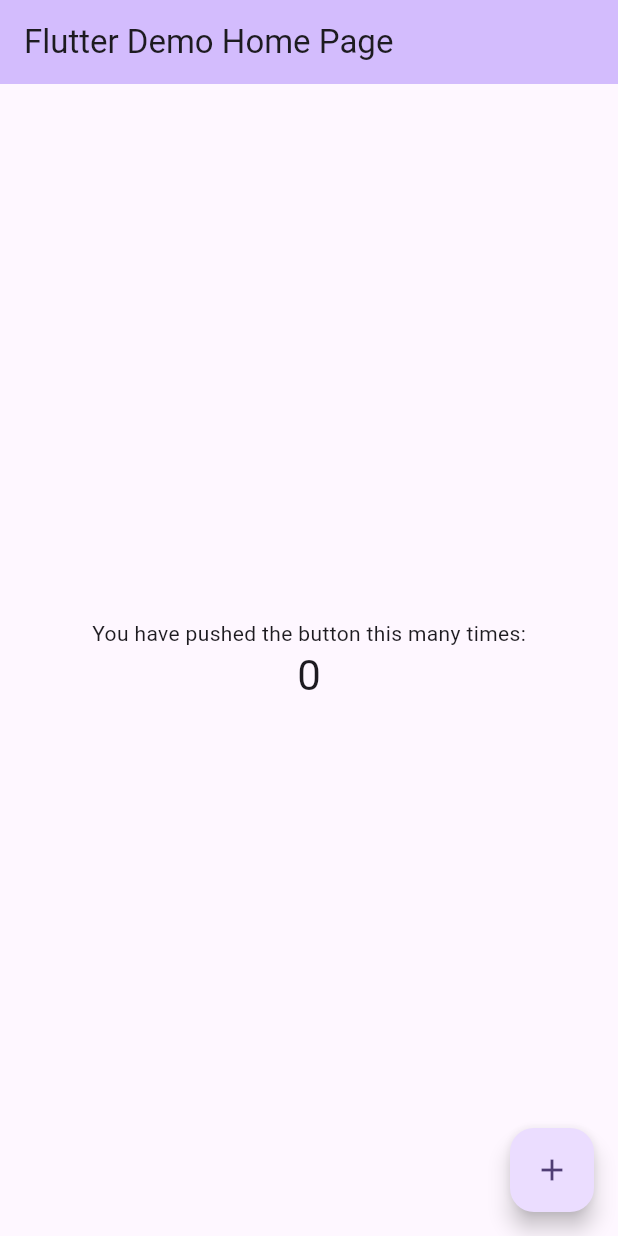
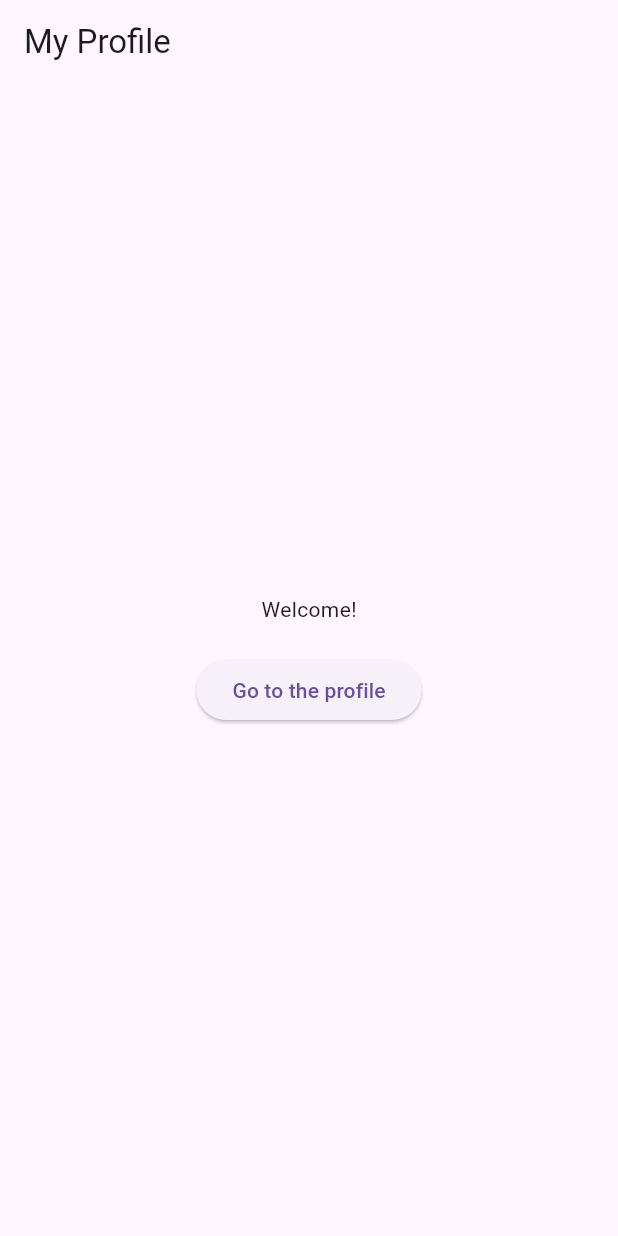
Before and after one commit to Spartakm67/flutter_home_work6, a Flutter app: the screen it shows after launch, on a phone screen of 412 x 824 dp. Run offline on Flutter 3.47's test engine with Material 3 defaults, Android fonts, the phone set to English and light mode, and no system bars.

Commit message:
Home screen added

```diff
--- a/lib/main.dart
+++ b/lib/main.dart
@@ -1,4 +1,7 @@
 import 'package:flutter/material.dart';
+import 'package:flutter_home_work6/screens/home_screen.dart';
+import 'package:flutter_home_work6/screens/profile_screen.dart';
+import 'package:flutter_home_work6/screens/contacts_screen.dart';
 
 void main() {
   runApp(const MyApp());
@@ -7,119 +10,19 @@
 class MyApp extends StatelessWidget {
   const MyApp({super.key});
 
-  // This widget is the root of your application.
   @override
   Widget build(BuildContext context) {
     return MaterialApp(
-      title: 'Flutter Demo',
-      theme: ThemeData(
-        // This is the theme of your application.
-        //
-        // TRY THIS: Try running your application with "flutter run". You'll see
-        // the application has a purple toolbar. Then, without quitting the app,
-        // try changing the seedColor in the colorScheme below to Colors.green
-        // and then invoke "hot reload" (save your changes or press the "hot
-        // reload" button in a Flutter-supported IDE, or press "r" if you used
-        // the command line to start the app).
-        //
-        // Notice that the counter didn't reset back to zero; the application
-        // state is not lost during the reload. To reset the state, use hot
-        // restart instead.
-        //
-        // This works for code too, not just values: Most code changes can be
-        // tested with just a hot reload.
-        colorScheme: ColorScheme.fromSeed(seedColor: Colors.deepPurple),
+      title: 'My Home Work6',
+      theme: ThemeData(primarySwatch: Colors.indigo,
         useMaterial3: true,
       ),
-      home: const MyHomePage(title: 'Flutter Demo Home Page'),
+      initialRoute: '/',
+      routes: {
+        '/': (context) => const HomeScreen(),
+        // '/profile': (context) => const ProfileScreen(),
+        // '/contacts': (context) => const ContactsScreen(),
+      }
     );
   }
 }
-
-class MyHomePage extends StatefulWidget {
-  const MyHomePage({super.key, required this.title});
-
-  // This widget is the home page of your application. It is stateful, meaning
-  // that it has a State object (defined below) that contains fields that affect
-  // how it looks.
-
-  // This class is the configuration for the state. It holds the values (in this
-  // case the title) provided by the parent (in this case the App widget) and
-  // used by the build method of the State. Fields in a Widget subclass are
-  // always marked "final".
-
-  final String title;
-
-  @override
-  State<MyHomePage> createState() => _MyHomePageState();
-}
-
-class _MyHomePageState extends State<MyHomePage> {
-  int _counter = 0;
-
-  void _incrementCounter() {
-    setState(() {
-      // This call to setState tells the Flutter framework that something has
-      // changed in this State, which causes it to rerun the build method below
-      // so that the display can reflect the updated values. If we changed
-      // _counter without calling setState(), then the build method would not be
-      // called again, and so nothing would appear to happen.
-      _counter++;
-    });
-  }
-
-  @override
-  Widget build(BuildContext context) {
-    // This method is rerun every time setState is called, for instance as done
-    // by the _incrementCounter method above.
-    //
-    // The Flutter framework has been optimized to make rerunning build methods
-    // fast, so that you can just rebuild anything that needs updating rather
-    // than having to individually change instances of widgets.
-    return Scaffold(
-      appBar: AppBar(
-        // TRY THIS: Try changing the color here to a specific color (to
-        // Colors.amber, perhaps?) and trigger a hot reload to see the AppBar
-        // change color while the other colors stay the same.
-        backgroundColor: Theme.of(context).colorScheme.inversePrimary,
-        // Here we take the value from the MyHomePage object that was created by
-        // the App.build method, and use it to set our appbar title.
-        title: Text(widget.title),
-      ),
-      body: Center(
-        // Center is a layout widget. It takes a single child and positions it
-        // in the middle of the parent.
-        child: Column(
-          // Column is also a layout widget. It takes a list of children and
-          // arranges them vertically. By default, it sizes itself to fit its
-          // children horizontally, and tries to be as tall as its parent.
-          //
-          // Column has various properties to control how it sizes itself and
-          // how it positions its children. Here we use mainAxisAlignment to
-          // center the children vertically; the main axis here is the vertical
-          // axis because Columns are vertical (the cross axis would be
-          // horizontal).
-          //
-          // TRY THIS: Invoke "debug painting" (choose the "Toggle Debug Paint"
-          // action in the IDE, or press "p" in the console), to see the
-          // wireframe for each widget.
-          mainAxisAlignment: MainAxisAlignment.center,
-          children: <Widget>[
-            const Text(
-              'You have pushed the button this many times:',
-            ),
-            Text(
-              '$_counter',
-              style: Theme.of(context).textTheme.headlineMedium,
-            ),
-          ],
-        ),
-      ),
-      floatingActionButton: FloatingActionButton(
-        onPressed: _incrementCounter,
-        tooltip: 'Increment',
-        child: const Icon(Icons.add),
-      ), // This trailing comma makes auto-formatting nicer for build methods.
-    );
-  }
-}
--- /dev/null
+++ b/lib/screens/home_screen.dart
@@ -0,0 +1,37 @@
+import 'package:flutter/material.dart';
+
+class HomeScreen extends StatelessWidget {
+  const HomeScreen({super.key});
+
+  @override
+  Widget build(BuildContext context) {
+    return Scaffold(
+      appBar: AppBar(
+        title: const Text(
+          'My Profile',
+        ),
+      ),
+      body: Center(
+        child: Column(
+          mainAxisAlignment: MainAxisAlignment.center,
+          children: [
+            const Text(
+              'Welcome!',
+            ),
+            const SizedBox(
+              height: 20,
+            ),
+            ElevatedButton(
+              onPressed: () {
+                Navigator.pushNamed(context, '/profile');
+              },
+              child: const Text(
+                'Go to the profile',
+              ),
+            ),
+          ],
+        ),
+      ),
+    );
+  }
+}
--- a/pubspec.yaml
+++ b/pubspec.yaml
@@ -45,7 +45,7 @@ dev_dependencies:
   # activated in the `analysis_options.yaml` file located at the root of your
   # package. See that file for information about deactivating specific lint
   # rules and activating additional ones.
-  flutter_lints: ^4.0.0
+  flutter_lints: ^5.0.0
 
 # For information on the generic Dart part of this file, see the
 # following page: https://dart.dev/tools/pub/pubspec
```
Also changed, not shown: lib/screens/contacts_screen.dart (added), lib/screens/profile_screen.dart (added), pubspec.lock.
